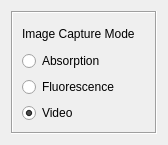
Old version of the form ui_resources/imagecapturemodewidget.ui in the repository jagerber48/jkam_e6.
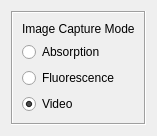
New version of the form.

```diff
--- a/ui_resources/imagecapturemodewidget.ui
+++ b/ui_resources/imagecapturemodewidget.ui
@@ -6,8 +6,8 @@
    <rect>
     <x>0</x>
     <y>0</y>
-    <width>168</width>
-    <height>145</height>
+    <width>147</width>
+    <height>128</height>
    </rect>
   </property>
   <property name="windowTitle">
@@ -66,6 +66,32 @@
      </layout>
     </widget>
    </item>
+   <item row="1" column="0">
+    <spacer name="verticalSpacer">
+     <property name="orientation">
+      <enum>Qt::Vertical</enum>
+     </property>
+     <property name="sizeHint" stdset="0">
+      <size>
+       <width>20</width>
+       <height>40</height>
+      </size>
+     </property>
+    </spacer>
+   </item>
+   <item row="0" column="1">
+    <spacer name="horizontalSpacer">
+     <property name="orientation">
+      <enum>Qt::Horizontal</enum>
+     </property>
+     <property name="sizeHint" stdset="0">
+      <size>
+       <width>40</width>
+       <height>20</height>
+      </size>
+     </property>
+    </spacer>
+   </item>
   </layout>
  </widget>
  <resources/>
```
